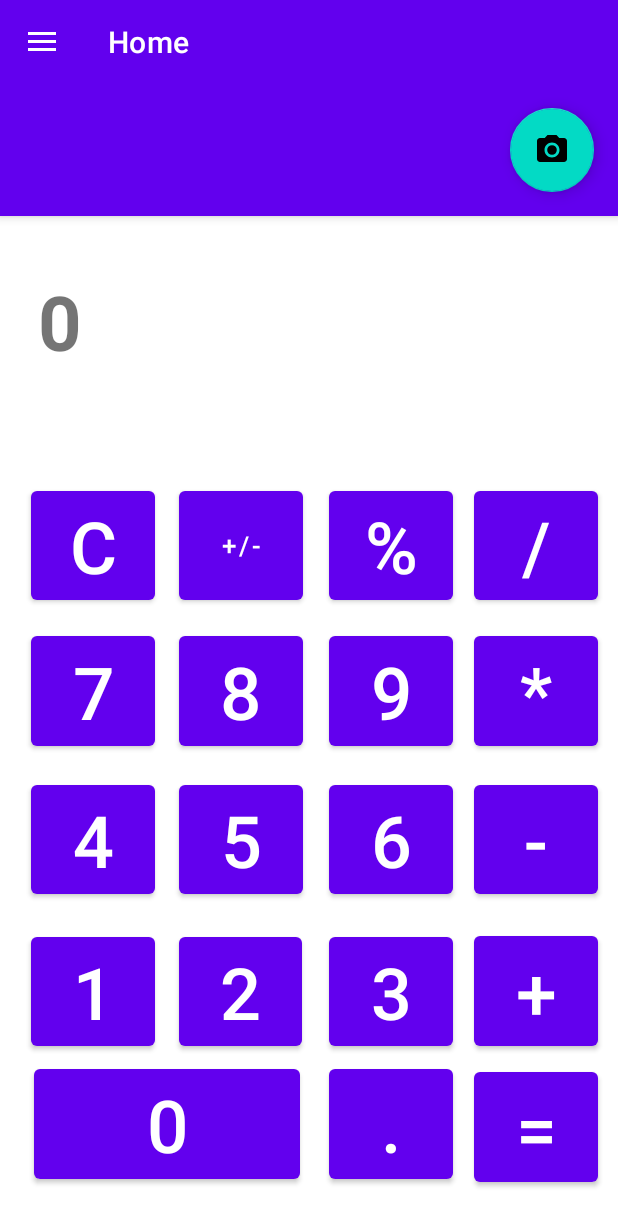
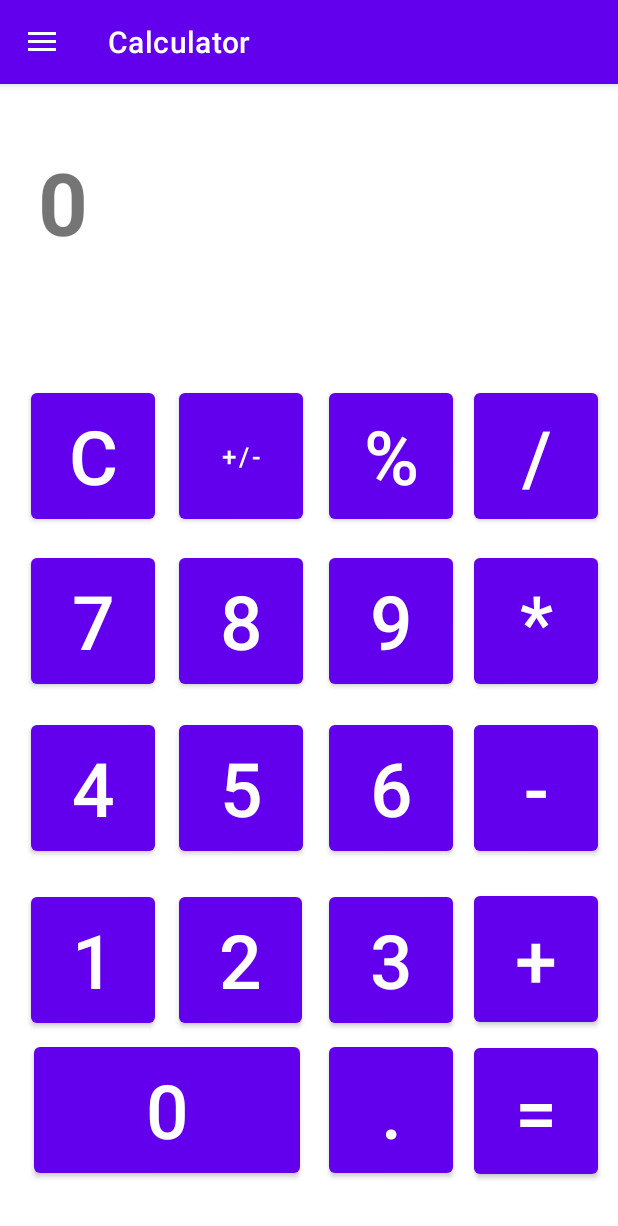
Before and after one commit to GabinVr/funcalculator, an Android app: the screen it shows after launch (MainActivity), on a phone screen of 412 x 824 dp. Shown: the top 1226 px of the screen. Run offline under Robolectric (Android 15) with nearby library versions, the phone set to English and light mode, and no system bars; our stand-ins replace navigation-ui.

Commit message:
Refactor to proper naming

```diff
--- a/app/src/main/java/com/example/funcalculator/MainActivity.java
+++ b/app/src/main/java/com/example/funcalculator/MainActivity.java
@@ -1,10 +1,8 @@
 package com.example.funcalculator;
 
 import android.os.Bundle;
-import android.view.View;
 import android.view.Menu;
 
-import com.google.android.material.snackbar.Snackbar;
 import com.google.android.material.navigation.NavigationView;
 
 import androidx.navigation.NavController;
@@ -29,20 +27,12 @@ public class MainActivity extends AppCompatActivity {
         setContentView(binding.getRoot());
 
         setSupportActionBar(binding.appBarMain.toolbar);
-        binding.appBarMain.fab.setOnClickListener(new View.OnClickListener() {
-            @Override
-            public void onClick(View view) {
-                Snackbar.make(view, "Replace with your own action", Snackbar.LENGTH_LONG)
-                        .setAction("Action", null)
-                        .setAnchorView(R.id.fab).show();
-            }
-        });
         DrawerLayout drawer = binding.drawerLayout;
         NavigationView navigationView = binding.navView;
         // Passing each menu ID as a set of Ids because each
         // menu should be considered as top level destinations.
         mAppBarConfiguration = new AppBarConfiguration.Builder(
-                R.id.nav_home, R.id.nav_gallery)
+                R.id.nav_calculator, R.id.nav_game)
                 .setOpenableLayout(drawer)
                 .build();
         NavController navController = Navigation.findNavController(this, R.id.nav_host_fragment_content_main);
--- a/app/src/main/java/com/example/funcalculator/ui/calculator/HomeFragment.java
+++ b/app/src/main/java/com/example/funcalculator/ui/calculator/CalculatorFragment.java
@@ -9,18 +9,18 @@ import androidx.annotation.NonNull;
 import androidx.fragment.app.Fragment;
 import androidx.lifecycle.ViewModelProvider;
 
-import com.example.funcalculator.databinding.FragmentHomeBinding;
+import com.example.funcalculator.databinding.FragmentCalculatorBinding;
 
-public class HomeFragment extends Fragment {
+public class CalculatorFragment extends Fragment {
 
-    private FragmentHomeBinding binding;
+    private FragmentCalculatorBinding binding;
 
     public View onCreateView(@NonNull LayoutInflater inflater,
                              ViewGroup container, Bundle savedInstanceState) {
-        HomeViewModel homeViewModel =
-                new ViewModelProvider(this).get(HomeViewModel.class);
+        CalculatorViewModel calculatorViewModel =
+                new ViewModelProvider(this).get(CalculatorViewModel.class);
 
-        binding = FragmentHomeBinding.inflate(inflater, container, false);
+        binding = FragmentCalculatorBinding.inflate(inflater, container, false);
         View root = binding.getRoot();
 
         return root;
--- a/app/src/main/java/com/example/funcalculator/ui/gallery/GalleryViewModel.java
+++ b/app/src/main/java/com/example/funcalculator/ui/calculator/CalculatorViewModel.java
@@ -1,16 +1,16 @@
-package com.example.funcalculator.ui.gallery;
+package com.example.funcalculator.ui.calculator;
 
 import androidx.lifecycle.LiveData;
 import androidx.lifecycle.MutableLiveData;
 import androidx.lifecycle.ViewModel;
 
-public class GalleryViewModel extends ViewModel {
+public class CalculatorViewModel extends ViewModel {
 
     private final MutableLiveData<String> mText;
 
-    public GalleryViewModel() {
+    public CalculatorViewModel() {
         mText = new MutableLiveData<>();
-        mText.setValue("This is gallery fragment");
+        mText.setValue("This is home fragment");
     }
 
     public LiveData<String> getText() {
--- a/app/src/main/java/com/example/funcalculator/ui/calculator/HomeViewModel.java
+++ b/app/src/main/java/com/example/funcalculator/ui/game/GameViewModel.java
@@ -1,16 +1,16 @@
-package com.example.funcalculator.ui.calculator;
+package com.example.funcalculator.ui.game;
 
 import androidx.lifecycle.LiveData;
 import androidx.lifecycle.MutableLiveData;
 import androidx.lifecycle.ViewModel;
 
-public class HomeViewModel extends ViewModel {
+public class GameViewModel extends ViewModel {
 
     private final MutableLiveData<String> mText;
 
-    public HomeViewModel() {
+    public GameViewModel() {
         mText = new MutableLiveData<>();
-        mText.setValue("This is home fragment");
+        mText.setValue("This is gallery fragment");
     }
 
     public LiveData<String> getText() {
--- a/app/src/main/res/layout/app_bar_main.xml
+++ b/app/src/main/res/layout/app_bar_main.xml
@@ -18,14 +18,6 @@
             android:background="?attr/colorPrimary"
             app:popupTheme="@style/Theme.FunCalculator.PopupOverlay" />
 
-        <com.google.android.material.floatingactionbutton.FloatingActionButton
-            android:id="@+id/fab"
-            android:layout_width="wrap_content"
-            android:layout_height="wrap_content"
-            android:layout_gravity="end|bottom"
-            android:layout_margin="@dimen/fab_margin"
-            android:src="@drawable/ic_menu_camera" />
-
     </com.google.android.material.appbar.AppBarLayout>
 
     <include layout="@layout/content_main" />
--- a/app/src/main/res/layout/fragment_home.xml
+++ b/app/src/main/res/layout/fragment_calculator.xml
@@ -4,7 +4,7 @@
     xmlns:tools="http://schemas.android.com/tools"
     android:layout_width="match_parent"
     android:layout_height="match_parent"
-    tools:context=".ui.calculator.HomeFragment">
+    tools:context=".ui.calculator.CalculatorFragment">
 
     <Button
         android:id="@+id/buttonDivide"
--- a/app/src/main/res/menu/activity_main_drawer.xml
+++ b/app/src/main/res/menu/activity_main_drawer.xml
@@ -5,12 +5,12 @@
 
     <group android:checkableBehavior="single">
         <item
-            android:id="@+id/nav_home"
+            android:id="@+id/nav_calculator"
             android:icon="@drawable/ic_menu_camera"
-            android:title="@string/menu_home" />
+            android:title="@string/menu_calculator" />
         <item
-            android:id="@+id/nav_gallery"
+            android:id="@+id/nav_game"
             android:icon="@drawable/ic_menu_gallery"
-            android:title="@string/menu_gallery" />
+            android:title="@string/menu_game" />
     </group>
 </menu>
--- a/app/src/main/res/navigation/mobile_navigation.xml
+++ b/app/src/main/res/navigation/mobile_navigation.xml
@@ -3,17 +3,17 @@
     xmlns:app="http://schemas.android.com/apk/res-auto"
     xmlns:tools="http://schemas.android.com/tools"
     android:id="@+id/mobile_navigation"
-    app:startDestination="@+id/nav_home">
+    app:startDestination="@+id/nav_calculator">
 
     <fragment
-        android:id="@+id/nav_home"
-        android:name="com.example.funcalculator.ui.calculator.HomeFragment"
-        android:label="@string/menu_home"
-        tools:layout="@layout/fragment_home" />
+        android:id="@+id/nav_calculator"
+        android:name="com.example.funcalculator.ui.calculator.CalculatorFragment"
+        android:label="@string/menu_calculator"
+        tools:layout="@layout/fragment_calculator" />
 
     <fragment
-        android:id="@+id/nav_gallery"
-        android:name="com.example.funcalculator.ui.gallery.GalleryFragment"
-        android:label="@string/menu_gallery"
-        tools:layout="@layout/fragment_gallery" />
+        android:id="@+id/nav_game"
+        android:name="com.example.funcalculator.ui.game.GameFragment"
+        android:label="@string/menu_game"
+        tools:layout="@layout/fragment_game" />
 </navigation>
--- a/app/src/main/res/values/strings.xml
+++ b/app/src/main/res/values/strings.xml
@@ -1,13 +1,13 @@
 <resources>
     <string name="app_name">FunCalculator</string>
-    <string name="navigation_drawer_open">Open navigation drawer</string>
-    <string name="navigation_drawer_close">Close navigation drawer</string>
+    <string name="navigation_drawer_open" translatable="false">Open navigation drawer</string>
+    <string name="navigation_drawer_close" translatable="false">Close navigation drawer</string>
     <string name="nav_header_title">Android Studio</string>
-    <string name="nav_header_subtitle">android.studio@android.com</string>
-    <string name="nav_header_desc">Navigation header</string>
+    <string name="nav_header_subtitle" translatable="false">android.studio@android.com</string>
+    <string name="nav_header_desc" translatable="false">Navigation header</string>
     <string name="action_settings">Settings</string>
 
-    <string name="menu_home">Home</string>
-    <string name="menu_gallery">Gallery</string>
-    <string name="menu_slideshow">Slideshow</string>
+
+    <string name="menu_game">Game</string>
+    <string name="menu_calculator">Calculator</string>
 </resources>
```
Also changed, not shown: app/src/main/java/com/example/funcalculator/ui/game/GameFragment.java (renamed from app/src/main/java/com/example/funcalculator/ui/gallery/GalleryFragment.java, +7 -8 lines), app/src/main/res/layout/fragment_game.xml (renamed from app/src/main/res/layout/fragment_gallery.xml, +38 -2 lines), 1 other file.
